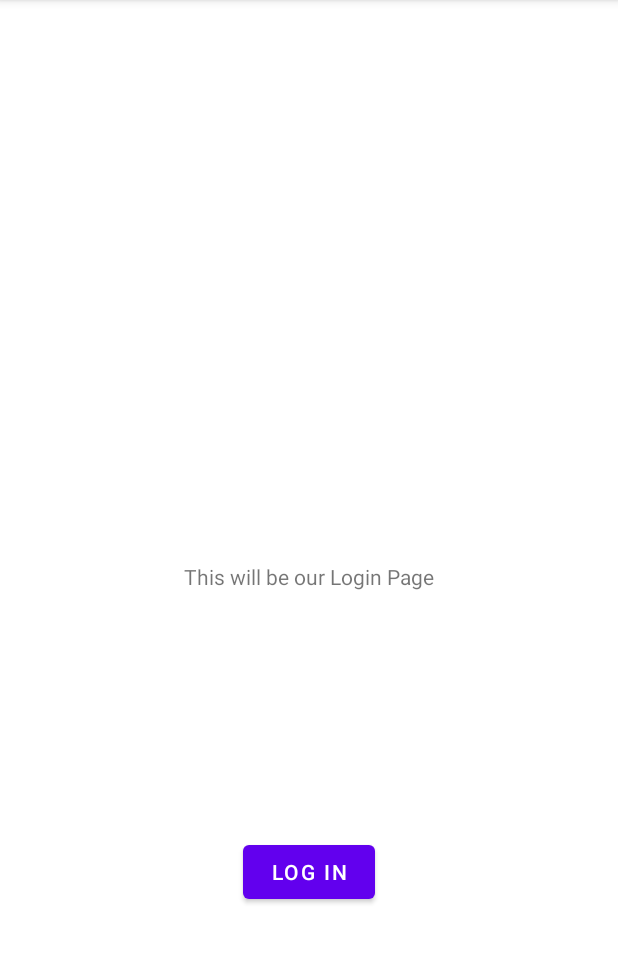
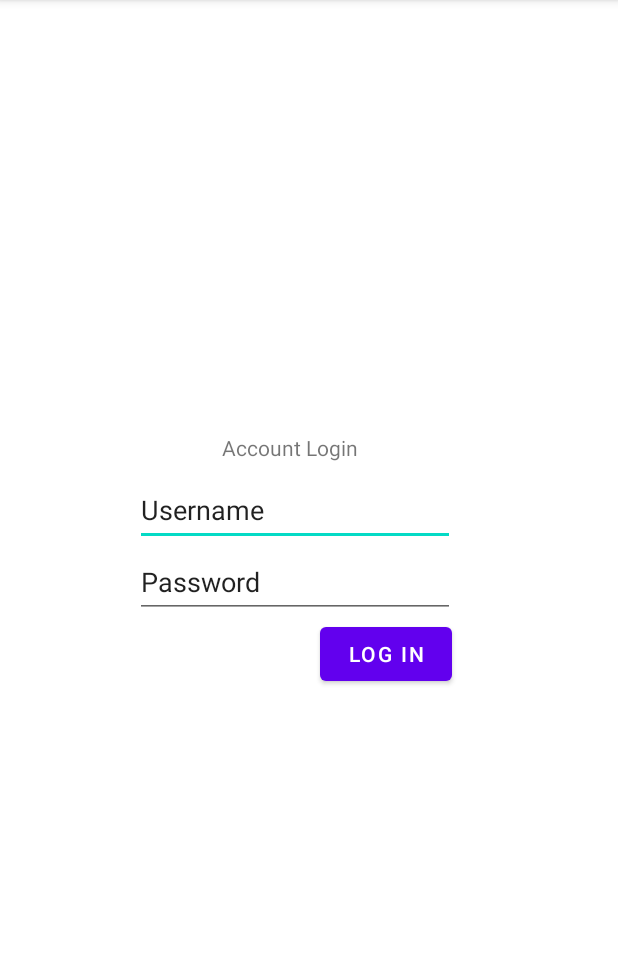
Before and after one commit to Twilli70/GymRat, an Android app: the screen it shows after launch (MainActivity), on a phone screen of 412 x 824 dp, the part 84-1047 px from its top. Run offline under Robolectric (Android 15) with nearby library versions, the phone set to English and light mode, and no system bars.

Commit message:
login update

```diff
--- a/app/src/main/java/edu/towson/cosc412/martindale/gymrat/MainActivity.java
+++ b/app/src/main/java/edu/towson/cosc412/martindale/gymrat/MainActivity.java
@@ -23,6 +23,7 @@ public class MainActivity extends AppCompatActivity {
             public final void onClick(View it) {
                 openNavigation();
             }
+
         });
     }
 
--- a/app/src/main/res/layout/activity_main.xml
+++ b/app/src/main/res/layout/activity_main.xml
@@ -10,20 +10,52 @@
         android:id="@+id/textView7"
         android:layout_width="wrap_content"
         android:layout_height="wrap_content"
-        android:text="This will be our Login Page"
+        android:text="@string/account_login"
         app:layout_constraintBottom_toBottomOf="parent"
+        app:layout_constraintHorizontal_bias="0.461"
         app:layout_constraintLeft_toLeftOf="parent"
         app:layout_constraintRight_toRightOf="parent"
-        app:layout_constraintTop_toTopOf="parent" />
+        app:layout_constraintTop_toTopOf="parent"
+        app:layout_constraintVertical_bias="0.386" />
 
     <Button
         android:id="@+id/loginBtn"
         android:layout_width="wrap_content"
         android:layout_height="wrap_content"
-        android:text="log in"
+        android:text="@string/log_in"
         app:layout_constraintBottom_toBottomOf="parent"
         app:layout_constraintEnd_toEndOf="parent"
+        app:layout_constraintHorizontal_bias="0.659"
+        app:layout_constraintStart_toStartOf="parent"
+        app:layout_constraintTop_toBottomOf="@+id/editTextTextPersonName2"
+        app:layout_constraintVertical_bias="0.0" />
+
+    <EditText
+        android:id="@+id/editTextTextPersonName"
+        android:layout_width="wrap_content"
+        android:layout_height="wrap_content"
+        android:layout_marginTop="8dp"
+        android:ems="10"
+        android:inputType="textPersonName"
+        android:minHeight="48dp"
+        android:text="@string/username"
+        app:layout_constraintEnd_toEndOf="parent"
+        app:layout_constraintHorizontal_bias="0.452"
         app:layout_constraintStart_toStartOf="parent"
         app:layout_constraintTop_toBottomOf="@+id/textView7" />
 
+    <EditText
+        android:id="@+id/editTextTextPersonName2"
+        android:layout_width="wrap_content"
+        android:layout_height="wrap_content"
+        android:ems="10"
+        android:inputType="textPersonName"
+        android:minHeight="48dp"
+        android:text="@string/password"
+        app:layout_constraintEnd_toEndOf="parent"
+        app:layout_constraintHorizontal_bias="0.452"
+        app:layout_constraintStart_toStartOf="parent"
+        app:layout_constraintTop_toBottomOf="@+id/editTextTextPersonName"
+        tools:ignore="LabelFor" />
+
 </androidx.constraintlayout.widget.ConstraintLayout>
--- a/app/src/main/res/values/strings.xml
+++ b/app/src/main/res/values/strings.xml
@@ -1,3 +1,8 @@
 <resources>
     <string name="app_name">GymRat</string>
+    <string name="this_will_be_our_login_page">This will be our Login Page</string>
+    <string name="log_in">log in</string>
+    <string name="account_login">Account Login</string>
+    <string name="username">Username</string>
+    <string name="password">Password</string>
 </resources>
--- a/build.gradle
+++ b/build.gradle
@@ -5,7 +5,7 @@ buildscript {
         jcenter()
     }
     dependencies {
-        classpath "com.android.tools.build:gradle:4.1.2"
+        classpath 'com.android.tools.build:gradle:7.0.3'
 
         // NOTE: Do not place your application dependencies here; they belong
         // in the individual module build.gradle files
```
Also changed, not shown: gradle/wrapper/gradle-wrapper.properties.
